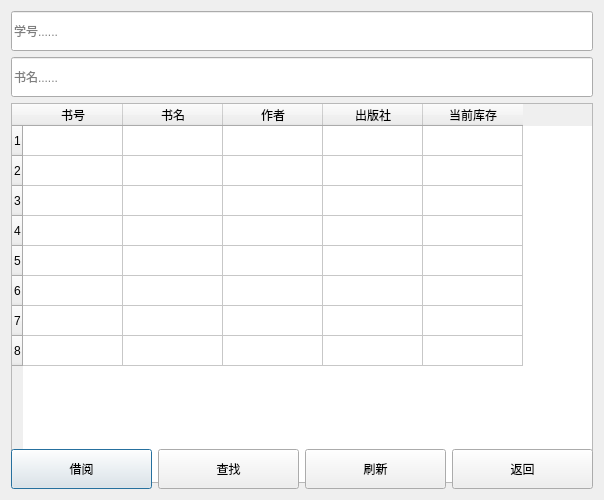
The window that borrowbook.ui (banlanzs/317LibrarySystem) describes before a commit, drawn with Qt 5.
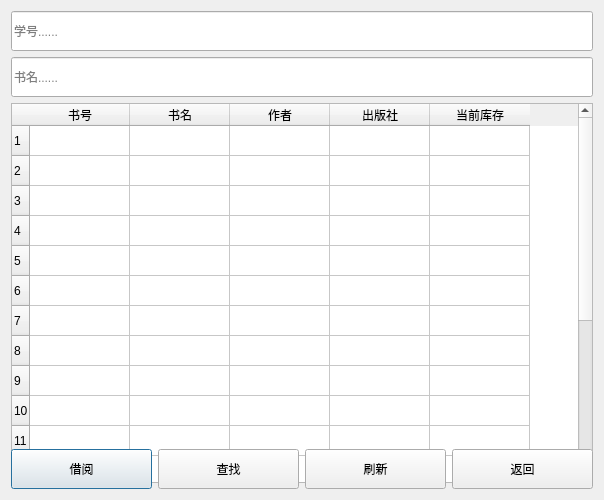
The same window after the commit. Icons and pictures are not drawn.

```diff
--- a/borrowbook.ui
+++ b/borrowbook.ui
@@ -96,6 +96,61 @@
        <string>8</string>
       </property>
      </row>
+     <row>
+      <property name="text">
+       <string>9</string>
+      </property>
+     </row>
+     <row>
+      <property name="text">
+       <string>10</string>
+      </property>
+     </row>
+     <row>
+      <property name="text">
+       <string>11</string>
+      </property>
+     </row>
+     <row>
+      <property name="text">
+       <string>12</string>
+      </property>
+     </row>
+     <row>
+      <property name="text">
+       <string>13</string>
+      </property>
+     </row>
+     <row>
+      <property name="text">
+       <string>14</string>
+      </property>
+     </row>
+     <row>
+      <property name="text">
+       <string>15</string>
+      </property>
+     </row>
+     <row>
+      <property name="text">
+       <string>16</string>
+      </property>
+     </row>
+     <row>
+      <property name="text">
+       <string>17</string>
+      </property>
+     </row>
+     <row>
+      <property name="text">
+       <string>18</string>
+      </property>
+     </row>
+     <row>
+      <property name="text">
+       <string>19</string>
+      </property>
+     </row>
      <column>
       <property name="text">
        <string>书号</string>
```
